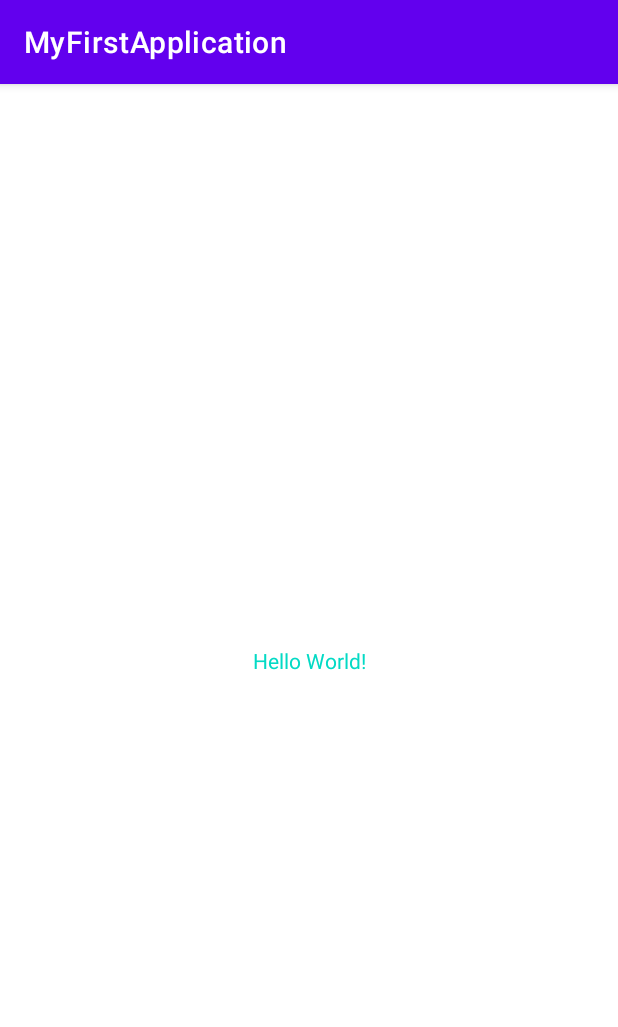
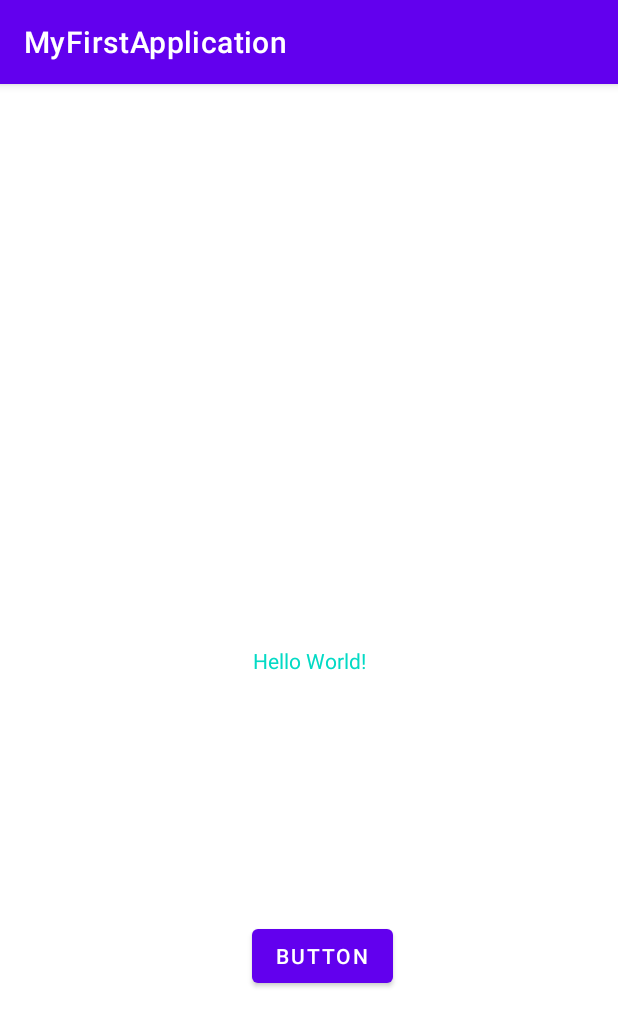
Before and after one commit to LenaMishanina/android-studio-lessons, an Android app: the screen it shows after launch (MainActivity), on a phone screen of 412 x 824 dp. Shown: the top 1027 px of the screen. Run offline under Robolectric (Android 15) with nearby library versions, the phone set to English and light mode, and no system bars.

Commit message:
onCeate onStart onResume ... Logcat

```diff
--- a/MyFirstApplication/app/build.gradle
+++ b/MyFirstApplication/app/build.gradle
@@ -5,7 +5,7 @@ plugins {
 
 android {
     namespace 'com.example.myfirstapplication'
-    compileSdk 32
+    compileSdk 33
 
     defaultConfig {
         applicationId "com.example.myfirstapplication"
--- a/MyFirstApplication/app/src/main/java/com/example/myfirstapplication/MainActivity.kt
+++ b/MyFirstApplication/app/src/main/java/com/example/myfirstapplication/MainActivity.kt
@@ -2,10 +2,48 @@ package com.example.myfirstapplication
 
 import androidx.appcompat.app.AppCompatActivity
 import android.os.Bundle
+import android.util.Log
 
 class MainActivity : AppCompatActivity() {
+    //код не исполняется
+    //возможно присвоение на уровне класса
+    private var counter = 0
+
     override fun onCreate(savedInstanceState: Bundle?) {
         super.onCreate(savedInstanceState)
         setContentView(R.layout.activity_main)
+        counter = 5+6
+        Log.d("tagACTIVITY", "onCreate")
+
+    }
+
+    override fun onStart() {
+        super.onStart()
+        Log.d("tagACTIVITY", "onStart")
+    }
+
+    override fun onResume() {
+        super.onResume()
+        Log.d("tagACTIVITY", "onResume")
+    }
+
+    override fun onPause() {
+        super.onPause()
+        Log.d("tagACTIVITY", "onPause")
+    }
+
+    override fun onDestroy() {
+        super.onDestroy()
+        Log.d("tagACTIVITY", "onDestroy")
+    }
+
+    override fun onStop() {
+        super.onStop()
+        Log.d("tagACTIVITY", "onStop")
+    }
+
+    override fun onRestart() {
+        super.onRestart()
+        Log.d("tagACTIVITY", "onRestart")
     }
 }
--- a/MyFirstApplication/app/src/main/res/layout/activity_main.xml
+++ b/MyFirstApplication/app/src/main/res/layout/activity_main.xml
@@ -7,13 +7,25 @@
     tools:context=".MainActivity">
 
     <TextView
-        android:textColor="@color/teal_200"
+        android:id="@+id/textView"
         android:layout_width="wrap_content"
         android:layout_height="wrap_content"
         android:text="Hello World!"
+        android:textColor="@color/teal_200"
         app:layout_constraintBottom_toBottomOf="parent"
         app:layout_constraintEnd_toEndOf="parent"
         app:layout_constraintStart_toStartOf="parent"
         app:layout_constraintTop_toTopOf="parent" />
 
+    <Button
+        android:id="@+id/button"
+        android:layout_width="wrap_content"
+        android:layout_height="wrap_content"
+        android:text="Button"
+        app:layout_constraintBottom_toBottomOf="parent"
+        app:layout_constraintEnd_toEndOf="parent"
+        app:layout_constraintHorizontal_bias="0.529"
+        app:layout_constraintStart_toStartOf="parent"
+        app:layout_constraintTop_toBottomOf="@+id/textView" />
+
 </androidx.constraintlayout.widget.ConstraintLayout>
```
Also changed, not shown: 1 other file.
